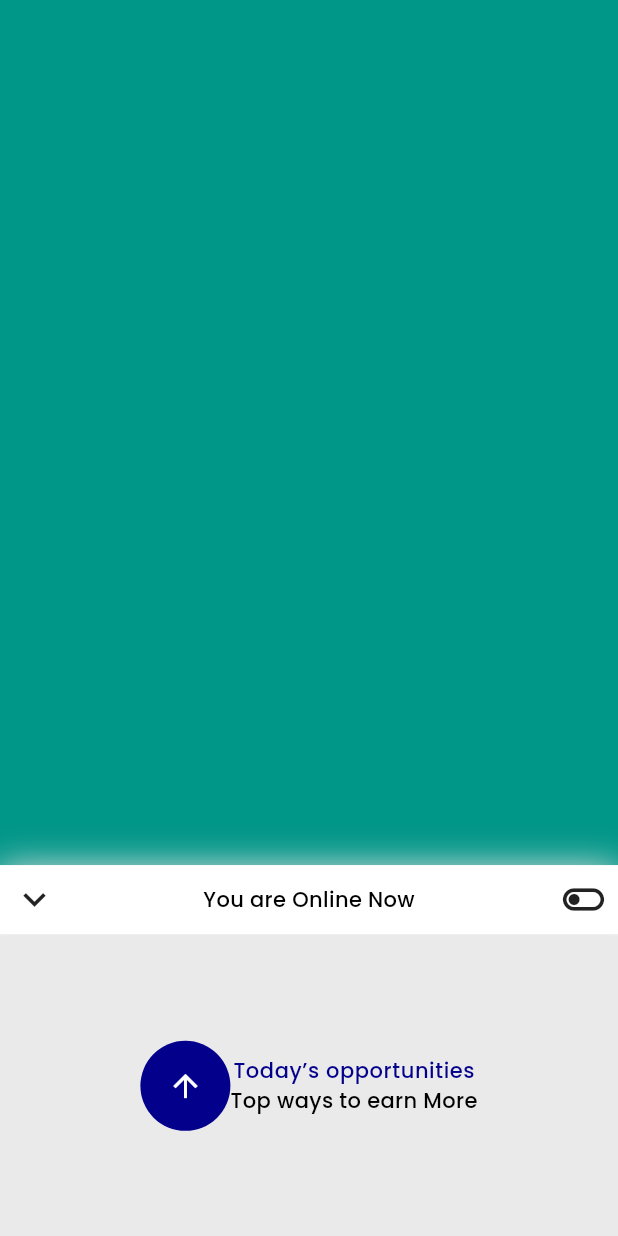
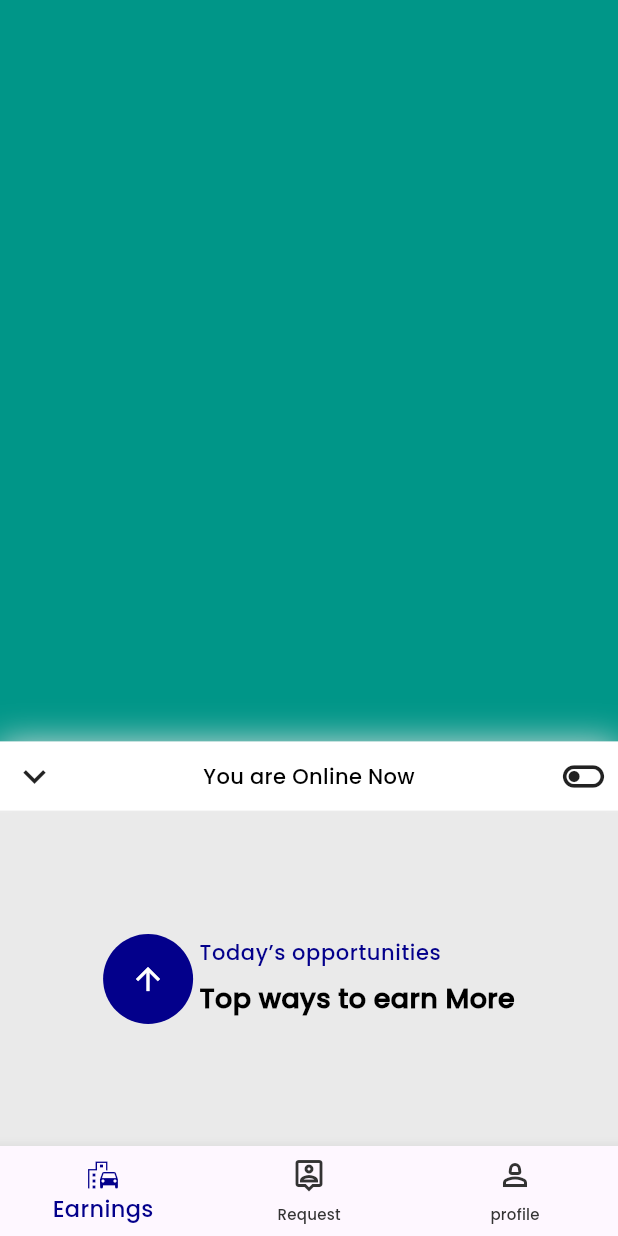
Before and after one commit to Logoutbye/Pink-Pedal, a Flutter app: the TodayAppurtunities screen opened directly, on a phone screen of 412 x 824 dp. Run offline on Flutter 3.47's test engine with Material 3 defaults, Android fonts, the phone set to English and light mode, and no system bars; our stand-ins replace flutter_rating_bar, smooth_page_indicator; project files that could hold a hidden picture were left out.

Commit message:
this is message

```diff
--- a/lib/utilis/Routes/Named_Routes.dart
+++ b/lib/utilis/Routes/Named_Routes.dart
@@ -6,6 +6,7 @@ class RoutesName {
   static const String signInUser = 'signinscreens';
   static const String forGotPassword = 'forgotpassword';
   static const String otpCode = 'otp';
+  static const String otpEmailNum='otpcode_email_num';
   static const String emailRecieve = 'emailreceive';
   static const String createNewPassword = 'createnewpassword';
   //this is a routes name of profile screens
--- a/lib/utilis/Routes/routess.dart
+++ b/lib/utilis/Routes/routess.dart
@@ -1,6 +1,8 @@
 import 'package:flutter/material.dart';
 import 'package:liveproject/utilis/Routes/Named_Routes.dart';
 import 'package:liveproject/utilis/Routes/slide_transition_page.dart';
+import 'package:liveproject/view/RIderSises_Screens/login_screens/otp.dart';
+import 'package:liveproject/view/RIderSises_Screens/login_screens/otpcode_email_num.dart';
 import 'package:liveproject/view/driver_side_screens/SplashScreen.dart';
 import 'package:liveproject/view/RIderSises_Screens/booking_screeens/adddestination.dart';
 import 'package:liveproject/view/RIderSises_Screens/booking_screeens/deriver_profile.dart';
@@ -40,6 +42,10 @@ switch(settings.name){
   return SlideTransitionPage(page:const Signup());
   case RoutesName.signInUser:
   return SlideTransitionPage(page:const SigninScreen());
+    case RoutesName.otpCode:
+  return SlideTransitionPage(page:const Otpscreen());
+   case RoutesName.otpEmailNum:
+  return SlideTransitionPage(page:const OTP_Email_Num());
   case RoutesName.addDestination:
   return SlideTransitionPage(page:const AddDestination());
    case RoutesName.enterLocation:
--- a/lib/view/RIderSises_Screens/login_screens/signup.dart
+++ b/lib/view/RIderSises_Screens/login_screens/signup.dart
@@ -192,6 +192,7 @@ class _SignupState extends State<Signup> {
   }
 
   void navigatorsignup() {
-   Navigator.pushNamed(context, RoutesName.signInUser);
+   Navigator.pushNamed(context, RoutesName.otpCode);
   }
+
 }
--- a/lib/view/common_Screens/signinscreens.dart
+++ b/lib/view/common_Screens/signinscreens.dart
@@ -148,7 +148,7 @@ class _SigninScreenState extends State<SigninScreen> {
                           width: width*0.5,
                         ),
                         InkWell(
-                          onTap: ()=>Navigator.pushNamed(context, RoutesName.otpCode),
+                          onTap: ()=>Navigator.pushNamed(context, RoutesName.otpEmailNum),
                           child: Text('Forgot Password',
                               style: Theme.of(context)
                                   .textTheme
--- a/lib/view/driver_side_screens/SplashScreen.dart
+++ b/lib/view/driver_side_screens/SplashScreen.dart
@@ -31,14 +31,14 @@ class _splashScreenDeriverState extends State<splashScreenDeriver> {
                 color: Themecolor.container2,
                 text: 'Ride with us',
                  onPressed: (){
-                  Navigator.pushNamed(context, RoutesName.signInUser);
+                  Navigator.pushNamed(context, RoutesName.signUpUser);
                  }),
                    SizedBox(height: height*0.02,),
                    CustomElevatedButton(
                        textColor: Themecolor.unselecteditem,
                     color: Themecolor.container2,
                     text: 'Join As a Driver', onPressed: (){
-                         Navigator.pushNamed(context, RoutesName.signInUser);
+                         Navigator.pushNamed(context, RoutesName.signUpUser);
                     })
 
 
--- a/lib/view/driver_side_screens/ride_detail_screens/bottom_navigation.dart
+++ b/lib/view/driver_side_screens/ride_detail_screens/bottom_navigation.dart
@@ -9,6 +9,10 @@ class TodayAppurtunities extends StatefulWidget {
 }
 
 class _TodayAppurtunitiesState extends State<TodayAppurtunities> {
+  int current_Index=0;
+  final List<Widget> screens=[
+
+  ];
   @override
   Widget build(BuildContext context) {
     var height=MediaQuery.of(context).size.height;
@@ -19,7 +23,7 @@ class _TodayAppurtunitiesState extends State<TodayAppurtunities> {
           Container(
             color: Colors.teal,
             width: double.infinity,
-            height: height*0.7,
+            height: height*0.6,
           ),
           Container(
             decoration: BoxDecoration(
@@ -64,19 +68,48 @@ class _TodayAppurtunitiesState extends State<TodayAppurtunities> {
             maxRadius: 30,
             backgroundColor: Themecolor.container,
             child: Icon(Icons.arrow_upward_sharp,color: Themecolor.container2,)),
+            SizedBox(width: width*0.01,),
             Column(
               mainAxisAlignment: MainAxisAlignment.center,
-              // crossAxisAlignment: CrossAxisAlignment.center,
+              crossAxisAlignment: CrossAxisAlignment.start,
 
               children: [
                 Text('Today’s opportunities',style: Theme.of(context).textTheme.bodySmall,),
-                Text('Top ways to earn More',style: Themetext.atextstyle,)
+                SizedBox(height: height*0.01,),
+                Text('Top ways to earn More',style: Themetext.atextstyle.copyWith(
+                  fontWeight: FontWeight.bold,
+                  fontSize: 18
+                ))
               ],
             )
             ],
           ),
             ),
           ),
+               BottomNavigationBar(
+         selectedItemColor: Themecolor.selectedItem,
+        unselectedItemColor: Themecolor.unselecteditem,
+        selectedFontSize: 15,
+        unselectedFontSize: 10,
+        type: BottomNavigationBarType.fixed,
+          currentIndex: current_Index,
+        onTap: (index){
+          setState(() {
+            current_Index=index;
+          });
+
+        },
+        items: [
+          BottomNavigationBarItem(
+            icon:Icon(Icons.emoji_transportation_outlined),
+            label: 'Earnings'
+             ),
+             BottomNavigationBarItem(icon: Icon(Icons.person_pin_outlined),
+             label: 'Request'),
+             BottomNavigationBarItem(icon: Icon(Icons.person_2_outlined),
+             label:  'profile')
+
+      ]),
 
         ],
       ),
```
Also changed, not shown: lib/main.dart (+5 -3 lines), lib/view/RIderSises_Screens/login_screens/otp.dart (+27 -7 lines), lib/view/RIderSises_Screens/login_screens/otpcode_email_num.dart (added, +30 -0 lines).
